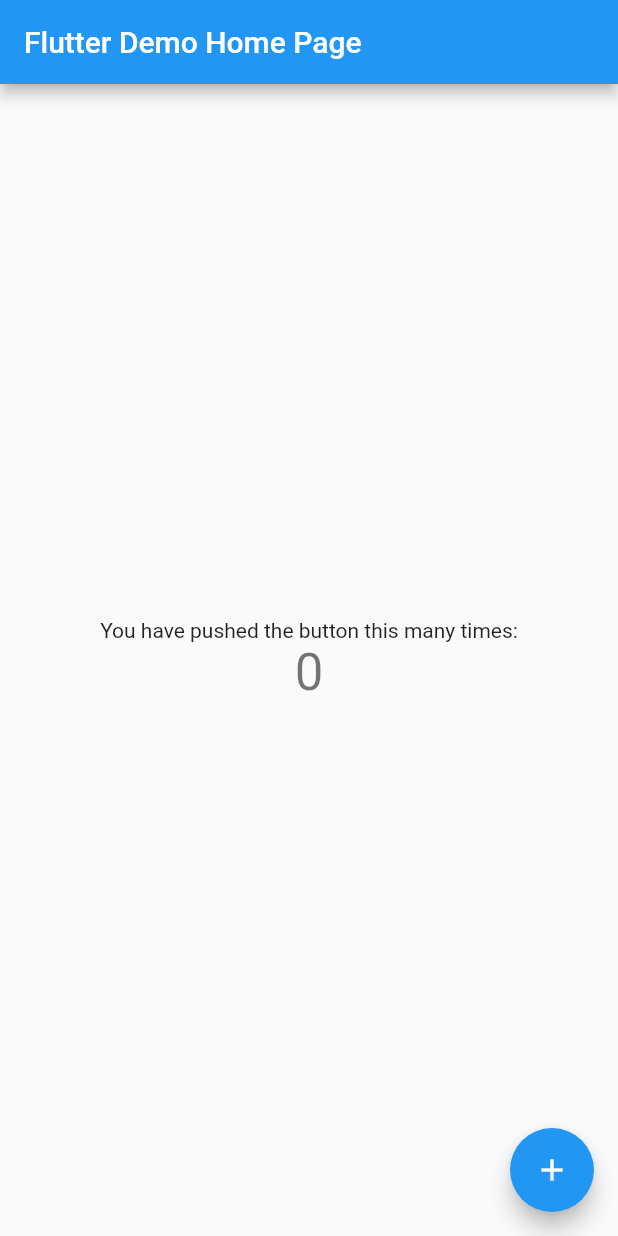
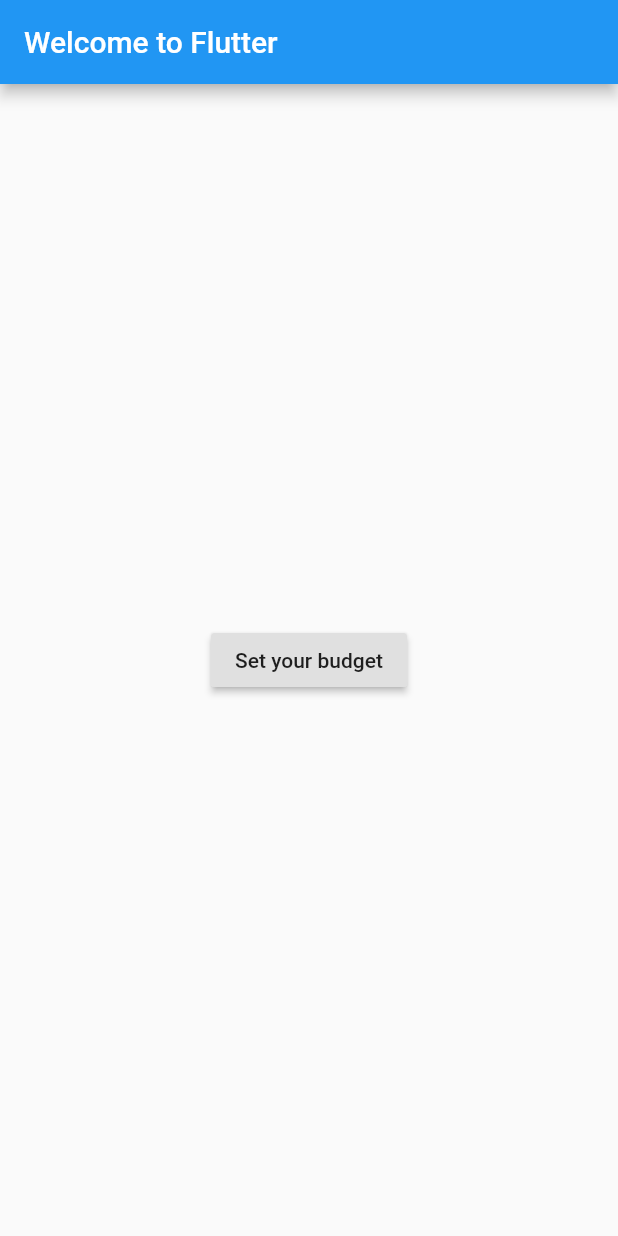
Before and after one commit to sleepsorters/expense_manager, a Flutter app: the screen it shows after launch, on a phone screen of 412 x 824 dp. Run offline on Flutter 3.47's test engine with Material 2 defaults, Android fonts, the phone set to English and light mode, and no system bars.

Commit message:
just a box

```diff
--- /dev/null
+++ b/lib/HomePage.dart
@@ -0,0 +1,44 @@
+import 'package:flutter/material.dart';
+
+class HomePage extends StatelessWidget {
+  @override
+  Widget build(BuildContext context) {
+    void _show() {
+      showDialog(
+        context: context,
+        builder: (BuildContext context) {
+          // return object of type Dialog
+          return AlertDialog(
+            title: new Text("Set your budget!"),
+            content: new Text("body"),
+            actions: <Widget>[
+              // usually buttons at the bottom of the dialog
+              new FlatButton(
+                child: new Text("Close"),
+                onPressed: () {
+                  Navigator.of(context).pop();
+                },
+              ),
+            ],
+          );
+      }
+      );
+    }
+
+    return MaterialApp(
+      title: 'Welcome to Flutter',
+      home: Scaffold(
+        appBar: AppBar(
+          title: Text('Welcome to Flutter'),
+        ),
+        body: Center(
+          child: RaisedButton(
+              child: Text("Set your budget"),
+              onPressed: _show)
+        ),
+      ),
+    );
+  }
+
+
+}
--- a/lib/main.dart
+++ b/lib/main.dart
@@ -1,4 +1,5 @@
 import 'package:flutter/material.dart';
+import 'package:expense/HomePage.dart';
 
 void main() => runApp(new MyApp());
 
@@ -19,7 +20,7 @@ class MyApp extends StatelessWidget {
         // counter didn't reset back to zero; the application is not restarted.
         primarySwatch: Colors.blue,
       ),
-      home: new MyHomePage(title: 'Flutter Demo Home Page'),
+      home: new HomePage(),
     );
   }
 }
```
